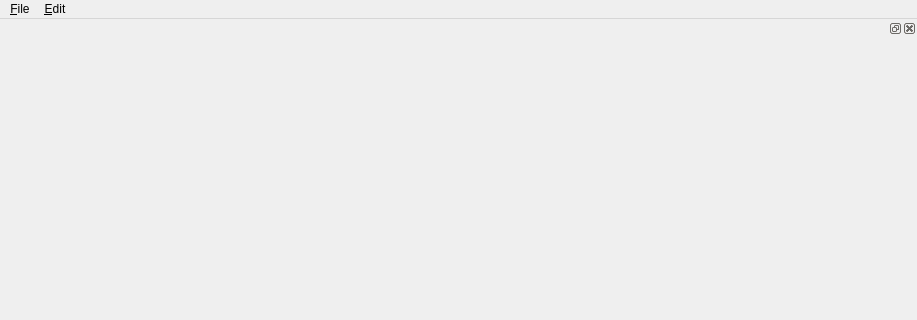
slobodsky/mutra, file app/forms/main.ui: the form before one commit; both pictures show x 0 to 917 and y 0 to 320 of the 917 by 730 pixel window.
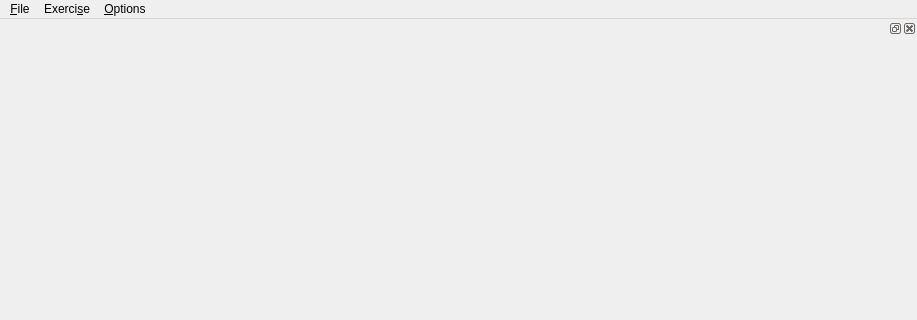
The form after the commit. Icons and pictures are not drawn.

The edit to the form file:
```diff
--- a/app/forms/main.ui
+++ b/app/forms/main.ui
@@ -31,14 +31,22 @@
     <addaction name="separator"/>
     <addaction name="ActionQuit"/>
    </widget>
-   <widget class="QMenu" name="menu_Edit">
+   <widget class="QMenu" name="menuExerci_se">
     <property name="title">
-     <string>&amp;Edit</string>
+     <string>Exerci&amp;se</string>
+    </property>
+    <addaction name="ActionMetronome"/>
+    <addaction name="ActionRecord"/>
+   </widget>
+   <widget class="QMenu" name="menu_Options">
+    <property name="title">
+     <string>&amp;Options</string>
     </property>
     <addaction name="ActionOptions"/>
    </widget>
    <addaction name="menuThis_is_an_application_stub"/>
-   <addaction name="menu_Edit"/>
+   <addaction name="menuExerci_se"/>
+   <addaction name="menu_Options"/>
   </widget>
   <widget class="QStatusBar" name="statusbar"/>
   <widget class="QDockWidget" name="PianoBoard">
```
Left out of the diff: 54 changed lines with no effect on the pictures.
